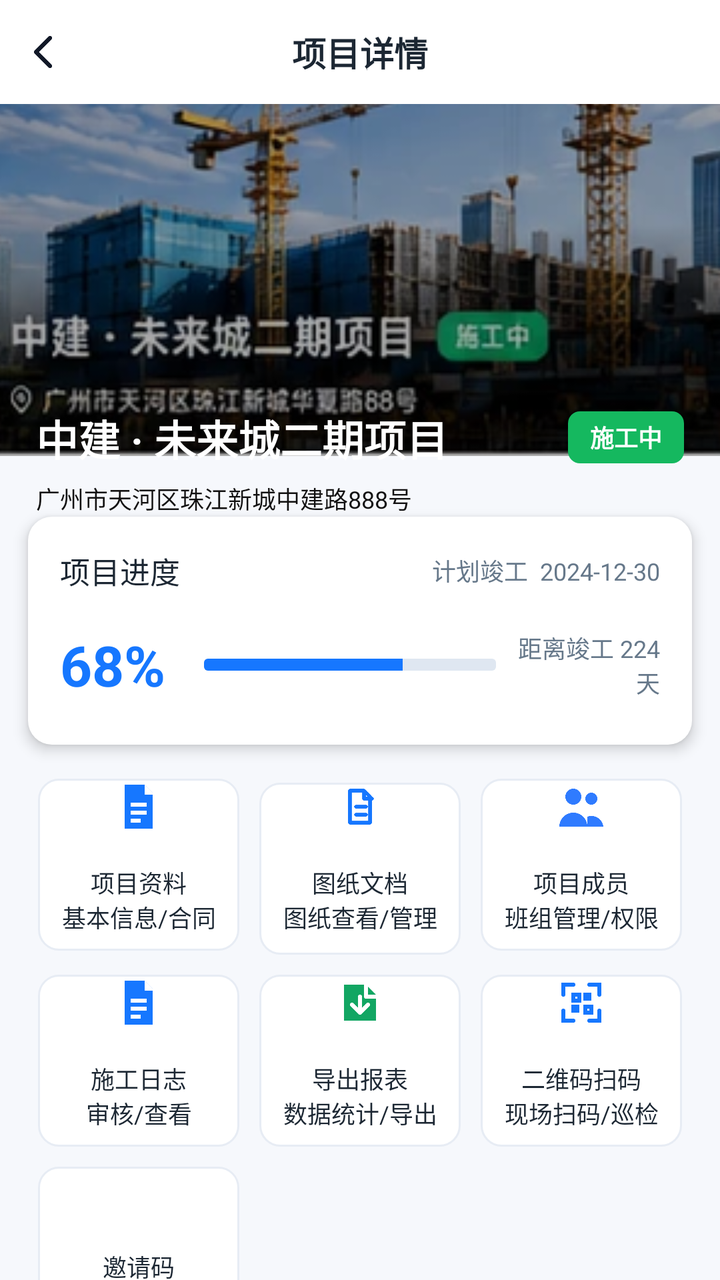
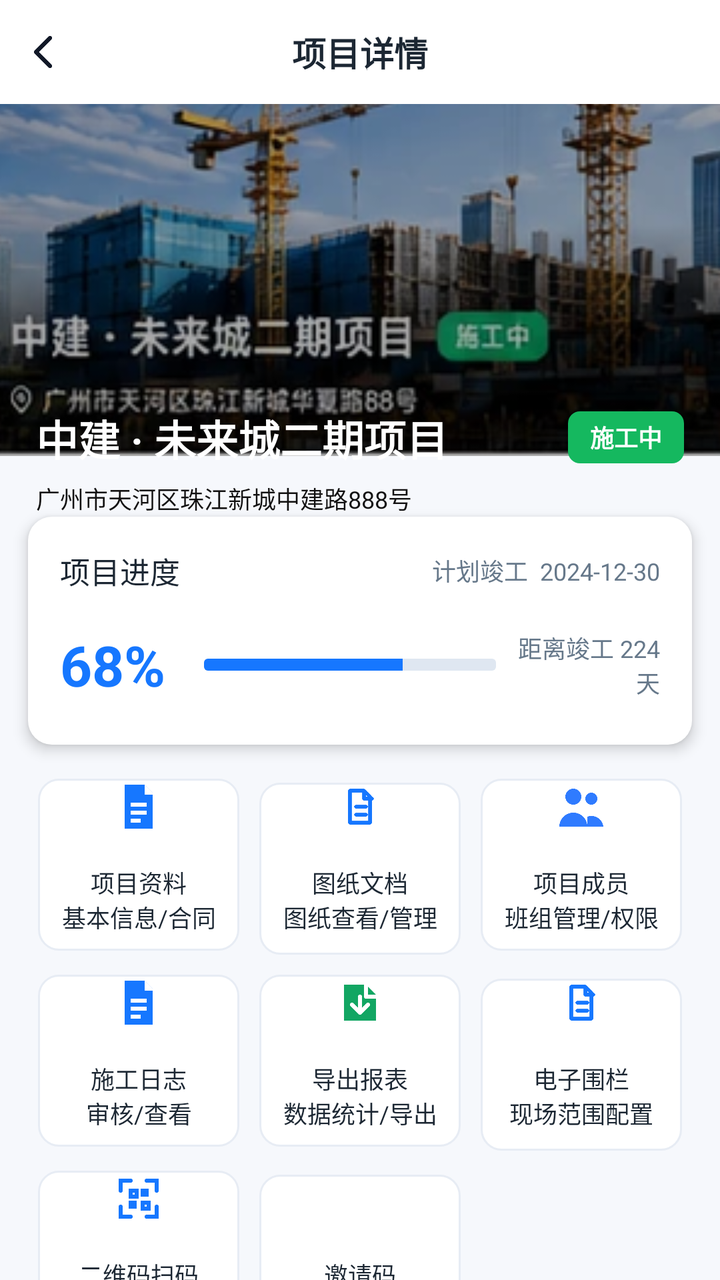

The first picture is an Android layout as it rendered before a commit; the second is the same layout after the commit. The layout source and the unified diff follow.
<!-- AndroidManifest.xml: application theme Theme.WorkerM -->
<!-- res/layout/activity_project_detail.xml -->
<?xml version="1.0" encoding="utf-8"?>
<androidx.core.widget.NestedScrollView xmlns:android="http://schemas.android.com/apk/res/android"
    android:id="@+id/detail_root"
    android:layout_width="match_parent"
    android:layout_height="match_parent"
    android:background="@drawable/bg_app_page"
    android:fillViewport="true"
    android:overScrollMode="never">

    <LinearLayout
        android:layout_width="match_parent"
        android:layout_height="wrap_content"
        android:orientation="vertical"
        android:paddingBottom="24dp">

        <FrameLayout
            android:layout_width="match_parent"
            android:layout_height="276dp">

            <ImageView
                android:id="@+id/project_cover_image"
                android:layout_width="match_parent"
                android:layout_height="228dp"
                android:scaleType="centerCrop"
                android:src="@drawable/detail_header_crane" />

            <View
                android:layout_width="match_parent"
                android:layout_height="228dp"
                android:background="#55000000" />

            <FrameLayout
                android:layout_width="match_parent"
                android:layout_height="52dp"
                android:background="@color/white">

                <ImageButton
                    android:id="@+id/detail_back_button"
                    android:layout_width="44dp"
                    android:layout_height="44dp"
                    android:layout_gravity="start|center_vertical"
                    android:background="?attr/selectableItemBackgroundBorderless"
                    android:padding="10dp"
                    android:src="@drawable/ic_back" />

                <TextView
                    android:layout_width="wrap_content"
                    android:layout_height="match_parent"
                    android:layout_gravity="center"
                    android:gravity="center"
                    android:text="项目详情"
                    android:textColor="@color/text_primary"
                    android:textSize="17sp"
                    android:textStyle="bold" />


            </FrameLayout>

            <LinearLayout
                android:layout_width="match_parent"
                android:layout_height="84dp"
                android:layout_gravity="bottom"
                android:gravity="bottom"
                android:orientation="vertical"
                android:paddingHorizontal="18dp"
                android:paddingBottom="18dp">

                <LinearLayout
                    android:layout_width="match_parent"
                    android:layout_height="wrap_content"
                    android:gravity="center_vertical"
                    android:orientation="horizontal">

                    <TextView
                        android:id="@+id/project_name_text"
                        android:layout_width="0dp"
                        android:layout_height="wrap_content"
                        android:layout_weight="1"
                        android:text="中建 · 未来城二期项目"
                        android:textColor="@color/white"
                        android:textSize="21sp"
                        android:textStyle="bold" />

                    <TextView
                        android:id="@+id/project_status_text"
                        android:layout_width="58dp"
                        android:layout_height="26dp"
                        android:background="@drawable/bg_chip_green"
                        android:gravity="center"
                        android:text="施工中"
                        android:textColor="@color/white"
                        android:textSize="12sp"
                        android:textStyle="bold" />
                </LinearLayout>

                <TextView
                    android:id="@+id/project_address_text"
                    android:layout_width="wrap_content"
                    android:layout_height="wrap_content"
                    android:layout_marginTop="6dp"
                    android:text="广州市天河区珠江新城中建路888号"
                    android:textColor="#121111"
                    android:textSize="12sp" />
            </LinearLayout>
        </FrameLayout>

        <LinearLayout
            android:layout_width="match_parent"
            android:layout_height="wrap_content"
            android:layout_marginHorizontal="14dp"
            android:layout_marginTop="-18dp"
            android:background="@drawable/bg_card_round"
            android:elevation="4dp"
            android:orientation="vertical"
            android:padding="16dp">

            <LinearLayout
                android:layout_width="match_parent"
                android:layout_height="wrap_content"
                android:gravity="center_vertical"
                android:orientation="horizontal">

                <TextView
                    android:layout_width="0dp"
                    android:layout_height="wrap_content"
                    android:layout_weight="1"
                    android:text="项目进度"
                    android:textColor="@color/text_primary"
                    android:textSize="15sp" />

                <TextView
                    android:id="@+id/project_plan_text"
                    android:layout_width="wrap_content"
                    android:layout_height="wrap_content"
                    android:text="计划竣工  2024-12-30"
                    android:textColor="@color/text_secondary"
                    android:textSize="12sp" />
            </LinearLayout>

            <LinearLayout
                android:layout_width="match_parent"
                android:layout_height="48dp"
                android:layout_marginTop="12dp"
                android:gravity="center_vertical"
                android:orientation="horizontal">

                <TextView
                    android:id="@+id/project_progress_text"
                    android:layout_width="62dp"
                    android:layout_height="wrap_content"
                    android:text="68%"
                    android:textColor="@color/dashboard_blue"
                    android:textSize="28sp"
                    android:textStyle="bold" />

                <ProgressBar
                    android:id="@+id/project_progress_bar"
                    style="?android:attr/progressBarStyleHorizontal"
                    android:layout_width="0dp"
                    android:layout_height="6dp"
                    android:layout_marginStart="10dp"
                    android:layout_weight="1"
                    android:max="100"
                    android:progress="68"
                    android:progressDrawable="@drawable/bg_progress_layer" />

                <TextView
                    android:id="@+id/project_days_text"
                    android:layout_width="82dp"
                    android:layout_height="wrap_content"
                    android:gravity="end"
                    android:text="距离竣工 224天"
                    android:textColor="@color/text_secondary"
                    android:textSize="12sp" />
            </LinearLayout>
        </LinearLayout>

        <GridLayout
            android:layout_width="match_parent"
            android:layout_height="wrap_content"
            android:layout_marginHorizontal="14dp"
            android:layout_marginTop="12dp"
            android:columnCount="3">

            <TextView
                android:id="@+id/project_materials_action"
                style="@style/DetailActionCard"
                android:drawableTop="@drawable/ic_doc"
                android:text="项目资料\n基本信息/合同" />
            <TextView
                android:id="@+id/drawing_docs_action"
                style="@style/DetailActionCard"
                android:drawableTop="@drawable/ic_project"
                android:text="图纸文档\n图纸查看/管理" />
            <TextView
                android:id="@+id/project_members_action"
                style="@style/DetailActionCard"
                android:drawableTop="@drawable/ic_people"
                android:text="项目成员\n班组管理/权限" />
            <TextView
                android:id="@+id/construction_log_action"
                style="@style/DetailActionCard"
                android:drawableTop="@drawable/ic_doc"
                android:text="施工日志\n审核/查看" />
            <TextView
                android:id="@+id/project_report_action"
                style="@style/DetailActionCard"
                android:drawableTop="@drawable/ic_export"
                android:text="导出报表\n数据统计/导出" />
            <TextView
                android:id="@+id/qr_scan_action"
                style="@style/DetailActionCard"
                android:drawableTop="@drawable/ic_scan"
                android:text="二维码扫码\n现场扫码/巡检" />
            <TextView
                android:id="@+id/invite_code_action"
                style="@style/DetailActionCard"
                android:drawableTop="@drawable/ic_add"
                android:text="邀请码\n班组注册邀请" />
        </GridLayout>

        <LinearLayout
            android:layout_width="match_parent"
            android:layout_height="wrap_content"
            android:layout_marginHorizontal="14dp"
            android:layout_marginTop="14dp"
            android:background="@drawable/bg_card_round"
            android:elevation="2dp"
            android:orientation="vertical"
            android:padding="14dp">

            <LinearLayout
                android:layout_width="match_parent"
                android:layout_height="34dp"
                android:gravity="center_vertical"
                android:orientation="horizontal">

                <TextView
                    android:layout_width="0dp"
                    android:layout_height="wrap_content"
                    android:layout_weight="1"
                    android:text="派工动态"
                    android:textColor="@color/text_primary"
                    android:textSize="15sp"
                    android:textStyle="bold" />

                <TextView
                    android:id="@+id/project_dispatch_create_button"
                    android:layout_width="72dp"
                    android:layout_height="32dp"
                    android:layout_marginEnd="8dp"
                    android:background="@drawable/bg_search_pill"
                    android:gravity="center"
                    android:text="新建"
                    android:textColor="@color/dashboard_blue"
                    android:textSize="12sp" />

                <TextView
                    android:id="@+id/project_dispatch_all_action"
                    android:layout_width="wrap_content"
                    android:layout_height="32dp"
                    android:gravity="center"
                    android:text="全部  >"
                    android:textColor="@color/text_secondary"
                    android:textSize="12sp" />
            </LinearLayout>

            <androidx.recyclerview.widget.RecyclerView
                android:id="@+id/project_dispatch_recycler"
                android:layout_width="match_parent"
                android:layout_height="wrap_content"
                android:layout_marginTop="2dp"
                android:nestedScrollingEnabled="false"
                android:overScrollMode="never" />

            <TextView
                android:id="@+id/project_dispatch_empty_text"
                android:layout_width="match_parent"
                android:layout_height="72dp"
                android:gravity="center"
                android:text="暂无派工任务"
                android:textColor="@color/text_secondary"
                android:textSize="13sp"
                android:visibility="gone" />
        </LinearLayout>

        <LinearLayout
            android:layout_width="match_parent"
            android:layout_height="wrap_content"
            android:layout_marginHorizontal="14dp"
            android:layout_marginTop="14dp"
            android:background="@drawable/bg_card_round"
            android:elevation="2dp"
            android:orientation="vertical"
            android:padding="14dp">

            <LinearLayout
                android:layout_width="match_parent"
                android:layout_height="28dp"
                android:gravity="center_vertical"
                android:orientation="horizontal">

                <TextView android:layout_width="0dp" android:layout_height="wrap_content" android:layout_weight="1" android:text="最近文件" android:textColor="@color/text_primary" android:textSize="15sp" android:textStyle="bold" />
                <TextView android:layout_width="wrap_content" android:layout_height="wrap_content" android:text="全部文件  >" android:textColor="@color/text_secondary" android:textSize="12sp" />
            </LinearLayout>

            <LinearLayout
                android:id="@+id/recent_files_container"
                android:layout_width="match_parent"
                android:layout_height="wrap_content"
                android:orientation="vertical" />

            <TextView
                android:id="@+id/recent_files_empty_text"
                android:layout_width="match_parent"
                android:layout_height="64dp"
                android:gravity="center"
                android:text="暂无最近文件"
                android:textColor="@color/text_secondary"
                android:textSize="13sp" />

            <TextView
                android:layout_width="match_parent"
                android:layout_height="34dp"
                android:gravity="center"
                android:text="查看更多文件  >"
                android:textColor="@color/dashboard_blue"
                android:textSize="12sp" />
        </LinearLayout>
    </LinearLayout>
</androidx.core.widget.NestedScrollView>
<!-- resources referenced by this layout -->
<resources>
  <color name="dashboard_blue">#1677FF</color>
  <color name="text_primary">#1C2733</color>
  <color name="text_secondary">#66788A</color>
  <color name="white">#FFFFFFFF</color>
  <!-- drawable bg_app_page (drawable) -->
  <?xml version="1.0" encoding="utf-8"?>
  <shape xmlns:android="http://schemas.android.com/apk/res/android">
      <solid android:color="#F6F8FC" />
  </shape>
  <!-- drawable bg_card_round (drawable) -->
  <?xml version="1.0" encoding="utf-8"?>
  <shape xmlns:android="http://schemas.android.com/apk/res/android">
      <solid android:color="@color/white" />
      <corners android:radius="12dp" />
  </shape>
  <!-- drawable bg_chip_green (drawable) -->
  <?xml version="1.0" encoding="utf-8"?>
  <shape xmlns:android="http://schemas.android.com/apk/res/android">
      <solid android:color="#15B85F" />
      <corners android:radius="6dp" />
  </shape>
  <!-- drawable bg_progress_layer (drawable) -->
  <?xml version="1.0" encoding="utf-8"?>
  <layer-list xmlns:android="http://schemas.android.com/apk/res/android">
      <item android:id="@android:id/background" android:drawable="@drawable/bg_progress_track" />
      <item android:id="@android:id/progress" android:drawable="@drawable/bg_progress_blue" />
  </layer-list>
  <!-- drawable bg_search_pill (drawable) -->
  <?xml version="1.0" encoding="utf-8"?>
  <shape xmlns:android="http://schemas.android.com/apk/res/android">
      <solid android:color="#EEF2F7" />
      <corners android:radius="18dp" />
  </shape>
  <!-- drawable ic_add (drawable) -->
  <?xml version="1.0" encoding="utf-8"?>
  <vector xmlns:android="http://schemas.android.com/apk/res/android" android:width="24dp" android:height="24dp" android:viewportWidth="24" android:viewportHeight="24">
      <path android:strokeColor="#FFFFFFFF" android:strokeWidth="2.2" android:strokeLineCap="round" android:fillColor="@android:color/transparent" android:pathData="M12,5v14M5,12h14" />
  </vector>
  <!-- drawable ic_doc (drawable) -->
  <?xml version="1.0" encoding="utf-8"?>
  <vector xmlns:android="http://schemas.android.com/apk/res/android" android:width="28dp" android:height="28dp" android:viewportWidth="28" android:viewportHeight="28">
      <path android:fillColor="#FF1677FF" android:pathData="M7,3h10l4,4v18H7z" />
      <path android:fillColor="#FFFFFFFF" android:pathData="M17,3v5h5M10,12h8v2h-8zM10,16h8v2h-8zM10,20h5v2h-5z" />
  </vector>
  <!-- drawable ic_people (drawable) -->
  <?xml version="1.0" encoding="utf-8"?>
  <vector xmlns:android="http://schemas.android.com/apk/res/android" android:width="28dp" android:height="28dp" android:viewportWidth="28" android:viewportHeight="28">
      <path android:fillColor="#FF2F7BFF" android:pathData="M10,13a4,4 0,1 0,0 -8a4,4 0,0 0,0 8M3,24a7,7 0,0 1,14 0zM19,13a3,3 0,1 0,0 -6a3,3 0,0 0,0 6M17,24h8a6,6 0,0 0,-8 -5z" />
  </vector>
  <style name="Theme.WorkerM" parent="Base.Theme.WorkerM" />
  <!-- drawable bg_progress_track (drawable) -->
  <?xml version="1.0" encoding="utf-8"?>
  <shape xmlns:android="http://schemas.android.com/apk/res/android">
      <solid android:color="#DFE7F1" />
      <corners android:radius="2dp" />
  </shape>
  <!-- drawable bg_progress_blue (drawable) -->
  <?xml version="1.0" encoding="utf-8"?>
  <clip xmlns:android="http://schemas.android.com/apk/res/android">
      <shape>
          <solid android:color="@color/dashboard_blue" />
          <corners android:radius="2dp" />
      </shape>
  </clip>
  <!-- drawable bg_card_stroke (drawable) -->
  <?xml version="1.0" encoding="utf-8"?>
  <shape xmlns:android="http://schemas.android.com/apk/res/android">
      <solid android:color="@color/white" />
      <stroke android:width="1dp" android:color="#E7ECF4" />
      <corners android:radius="10dp" />
  </shape>
  <color name="brand_primary">#124D90</color>
  <color name="text_inverse">#FFFFFFFF</color>
  <color name="brand_secondary">#2F7BC7</color>
  <color name="surface_background">#F3F6FA</color>
  <color name="surface_card">#FFFFFFFF</color>
  <!-- unchanged entries left out for length: 7 -->
</resources>

<!-- the commit's change to res/layout/activity_project_detail.xml (unified diff, before → after) -->
@@ -208,6 +208,11 @@
                 android:drawableTop="@drawable/ic_export"
                 android:text="导出报表\n数据统计/导出" />
             <TextView
+                android:id="@+id/project_geofence_action"
+                style="@style/DetailActionCard"
+                android:drawableTop="@drawable/ic_project"
+                android:text="电子围栏\n现场范围配置" />
+            <TextView
                 android:id="@+id/qr_scan_action"
                 style="@style/DetailActionCard"
                 android:drawableTop="@drawable/ic_scan"
